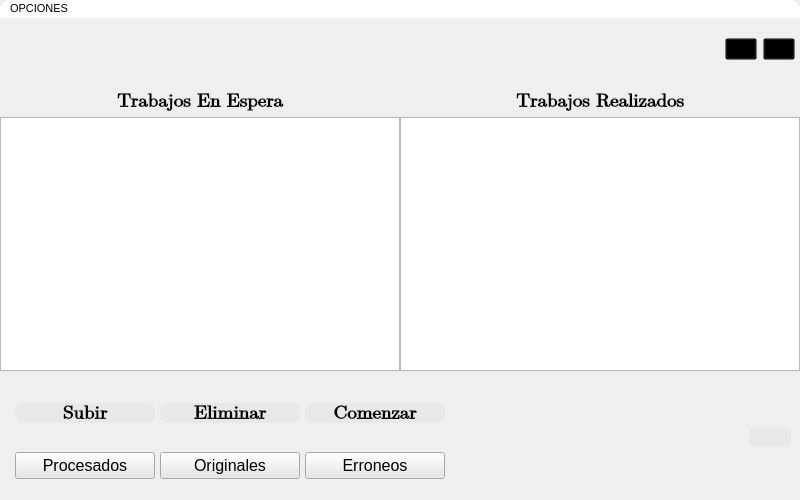
The window that App/Front/V_KWSonora.ui (LAngelVp/ProccessRMPG73) describes before a commit, drawn with Qt 5.
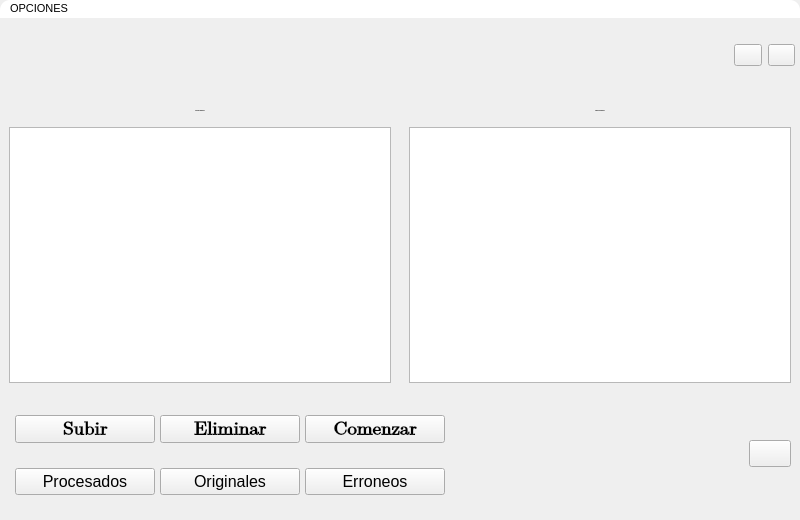
The same window after the commit. Icons and pictures are not drawn.

Diff of the .ui file:
```diff
--- a/App/Front/V_KWSonora.ui
+++ b/App/Front/V_KWSonora.ui
@@ -7,87 +7,72 @@
     <x>0</x>
     <y>0</y>
     <width>800</width>
-    <height>500</height>
+    <height>520</height>
    </rect>
   </property>
   <property name="minimumSize">
    <size>
     <width>800</width>
-    <height>500</height>
+    <height>520</height>
    </size>
   </property>
   <property name="maximumSize">
    <size>
     <width>800</width>
-    <height>500</height>
+    <height>520</height>
    </size>
   </property>
   <property name="windowTitle">
    <string>KENWORTH SONORA</string>
   </property>
   <property name="styleSheet">
-   <string notr="true">[objectName^=&quot;W_&quot;]{
+   <string notr="true">#Kenworth_Sonora{
+min-width: 800px;
+min-height:520px;
+max-width: 800px;
+max-height:520px;
+}
+#WPrincipal{
+background-color: rgb(255, 255, 255);
+}
+[objectName^=&quot;btc_btc&quot;]{
+background-color: transparent;
+border-radius:none;
+width:35px;
+height:35px;
+}
+[objectName^=&quot;btc_btc&quot;]:hover{
+	background-color: rgb(209, 209, 209);
+	color: rgb(0, 0, 0);
+	border-radius:4px;
+}
+[objectName^=&quot;Tabla&quot;]{
 	background-color: rgb(255, 255, 255);
+	border: 1px solid;
 }
-#btnSubir{
-background-color: rgb(232, 232, 232);
-border-radius:8px;
+[objectName^=&quot;txt&quot;]{
+	font-family: Arial;
+	color: rgb(0, 0, 0);
+	font-size: 20px;
 }
-#btnSubir::Hover{
-background-color: rgb(209, 209, 209);
+[objectName^=&quot;btn_btn&quot;]{
+	background-color: rgb(145, 145, 145);
+	border-radius:4px;
+	color: rgb(0, 0, 0);
+	height:35px;
 }
-#btnEliminar{
-background-color: rgb(232, 232, 232);
-border-radius:8px;
-}
-#btnEliminar::Hover{
-background-color: rgb(209, 209, 209);
-}
-#btnComenzar{
-background-color: rgb(232, 232, 232);
-border-radius:8px;
-}
-#btnComenzar::Hover{
-background-color: rgb(209, 209, 209);
-}
-#btn_Procesados{
-background-color: rgb(232, 232, 232);
-}
-#btn_Procesados::hover{
-background-color: rgb(209, 209, 209);
-}
-#btn_Originales{
-background-color: rgb(232, 232, 232);
-}
-#btn_Originales::hover{
-background-color: rgb(209, 209, 209);
-}
-#btn_Errores{
-background-color: rgb(232, 232, 232);
-}
-#btn_Errores::hover{
-background-color: rgb(209, 209, 209);
-}
-#btnAyuda{
-background-color: rgb(232, 232, 232);
-border-radius:5px;
-}
-#btnAyuda::hover{
-background-color: rgb(209, 209, 209);
-}
-#btnMinimizar{
-background-color: transparent;
-}
-#btnCerrar{
-background-color: transparent;
+[objectName^=&quot;btn_btn&quot;]:hover{
+	background-color:  rgb(209, 209, 209);
 }
 #menuBar{
 background-color: rgb(255, 255, 255);
+color: rgb(0, 0, 0);
 border-top-left-radius: 10px;
 border-top-right-radius: 10px;
 }
-
-</string>
+[objectName^=&quot;W_&quot;]{
+	background-color: rgb(255, 255, 255);
+}</string>
   </property>
   <widget class="QWidget" name="W_Principal">
    <property name="minimumSize">
@@ -102,25 +87,196 @@
      <height>500</height>
     </size>
    </property>
+   <layout class="QVBoxLayout" name="verticalLayout">
+    <property name="spacing">
+     <number>0</number>
+    </property>
+    <property name="leftMargin">
+     <number>0</number>
+    </property>
+    <property name="topMargin">
+     <number>0</number>
+    </property>
+    <property name="rightMargin">
+     <number>0</number>
+    </property>
+    <property name="bottomMargin">
+     <number>0</number>
+    </property>
+    <item>
+     <widget class="QWidget" name="W_Cabecera" native="true">
+      <property name="minimumSize">
+       <size>
+        <width>0</width>
+        <height>50</height>
+       </size>
+      </property>
+      <property name="maximumSize">
+       <size>
+        <width>16777215</width>
+        <height>50</height>
+       </size>
+      </property>
+      <layout class="QHBoxLayout" name="horizontalLayout">
+       <property name="spacing">
+        <number>0</number>
+       </property>
+       <property name="leftMargin">
+        <number>15</number>
+       </property>
+       <property name="topMargin">
+        <number>0</number>
+       </property>
+       <property name="rightMargin">
+        <number>0</number>
+       </property>
+       <property name="bottomMargin">
+        <number>0</number>
+       </property>
+       <item>
+        <widget class="QWidget" name="W_Logo" native="true">
+         <property name="minimumSize">
+          <size>
+           <width>200</width>
+           <height>0</height>
+          </size>
+         </property>
+         <property name="maximumSize">
+          <size>
+           <width>200</width>
+           <height>16777215</height>
+          </size>
+         </property>
+         <layout class="QVBoxLayout" name="verticalLayout_2">
+          <property name="spacing">
+           <number>0</number>
+          </property>
+          <property name="leftMargin">
+           <number>0</number>
+          </property>
+          <property name="topMargin">
+           <number>0</number>
+          </property>
+          <property name="rightMargin">
+           <number>0</number>
+          </property>
+          <property name="bottomMargin">
+           <number>0</number>
+          </property>
+          <item>
+           <widget class="QLabel" name="lblLogoKWS">
+            <property name="text">
+             <string/>
+            </property>
+            <property name="pixmap">
+             <pixmap>../Source/Logo_KWSonora.png</pixmap>
+            </property>
+            <property name="scaledContents">
+             <bool>true</bool>
+            </property>
+           </widget>
+          </item>
+         </layout>
+        </widget>
+       </item>
+       <item>
+        <spacer name="horizontalSpacer">
+         <property name="orientation">
+          <enum>Qt::Horizontal</enum>
+         </property>
+         <property name="sizeHint" stdset="0">
+          <size>
+           <width>40</width>
+           <height>20</height>
+          </size>
+         </property>
+        </spacer>
+       </item>
+       <item>
+        <widget class="QWidget" name="W_BotonesSalida" native="true">
+         <property name="minimumSize">
+          <size>
+           <width>75</width>
+           <height>0</height>
+          </size>
+         </property>
+         <property name="maximumSize">
+          <size>
+           <width>75</width>
+           <height>16777215</height>
+          </size>
+         </property>
+         <layout class="QHBoxLayout" name="horizontalLayout_2">
+          <property name="rightMargin">
+           <number>5</number>
+          </property>
+          <item>
+           <widget class="QPushButton" name="btc_btc_Minimizar">
+            <property name="cursor">
+             <cursorShape>PointingHandCursor</cursorShape>
+            </property>
+            <property name="toolTip">
+             <string>Minimizar</string>
+            </property>
+            <property name="text">
+             <string/>
+            </property>
+            <property name="icon">
+             <iconset>
+              <normaloff>../Source/Icon_Minimize.png</normaloff>../Source/Icon_Minimize.png</iconset>
+            </property>
+            <property name="iconSize">
+             <size>
+              <width>30</width>
+              <height>30</height>
+             </size>
+            </property>
+           </widget>
+          </item>
+          <item>
+           <widget class="QPushButton" name="btc_btc_Cerrar">
+            <property name="cursor">
+             <cursorShape>PointingHandCursor</cursorShape>
+            </property>
+            <property name="mouseTracking">
+             <bool>true</bool>
+            </property>
+            <property name="toolTip">
+             <string>Cerrar</string>
+            </property>
+            <property name="text">
+             <string/>
+            </property>
+            <property name="icon">
+             <iconset>
+              <normaloff>../Source/Icon_Close.png</normaloff>../Source/Icon_Close.png</iconset>
+            </property>
+            <property name="iconSize">
+             <size>
+              <width>30</width>
+              <height>30</height>
+             </size>
+            </property>
+           </widget>
+          </item>
+         </layout>
+        </widget>
+       </item>
+      </layout>
+     </widget>
+    </item>
+    <item>
    <widget class="QWidget" name="W_Cuerpo" native="true">
-    <property name="geometry">
-     <rect>
-      <x>0</x>
-      <y>67</y>
-      <width>800</width>
-      <height>280</height>
-     </rect>
-    </property>
     <property name="minimumSize">
      <size>
       <width>0</width>
-      <height>280</height>
+        <height>300</height>
      </size>
     </property>
     <property name="maximumSize">
      <size>
       <width>16777215</width>
-      <height>280</height>
+        <height>300</height>
      </size>
     </property>
     <layout class="QHBoxLayout" name="horizontalLayout_3">
@@ -139,17 +295,89 @@
      <property name="bottomMargin">
       <number>0</number>
      </property>
-    </layout>
-   </widget>
+       <item>
+        <widget class="QWidget" name="W_TablaIzquierda" native="true">
+         <layout class="QVBoxLayout" name="verticalLayout_3">
+          <item>
+           <widget class="QLabel" name="txt_Cola">
+            <property name="minimumSize">
+             <size>
+              <width>0</width>
+              <height>20</height>
+             </size>
+            </property>
+            <property name="maximumSize">
+             <size>
+              <width>16777215</width>
+              <height>20</height>
+             </size>
+            </property>
+            <property name="font">
+             <font>
+              <family>Arial</family>
+              <pointsize>-1</pointsize>
+              <weight>75</weight>
+              <bold>true</bold>
+             </font>
+            </property>
+            <property name="text">
+             <string>Trabajos En Espera</string>
+            </property>
+            <property name="alignment">
+             <set>Qt::AlignCenter</set>
+            </property>
+           </widget>
+          </item>
+          <item>
+           <widget class="QTableWidget" name="Tabla_Cola"/>
+          </item>
+         </layout>
+        </widget>
+       </item>
+       <item>
+        <widget class="QWidget" name="W_TablaDerecha" native="true">
+         <layout class="QVBoxLayout" name="verticalLayout_4">
+          <item>
+           <widget class="QLabel" name="txt_Procesado">
+            <property name="minimumSize">
+             <size>
+              <width>0</width>
+              <height>20</height>
+             </size>
+            </property>
+            <property name="maximumSize">
+             <size>
+              <width>16777215</width>
+              <height>20</height>
+             </size>
+            </property>
+            <property name="font">
+             <font>
+              <family>Arial</family>
+              <pointsize>-1</pointsize>
+              <weight>75</weight>
+              <bold>true</bold>
+             </font>
+            </property>
+            <property name="text">
+             <string>Trabajos Realizados</string>
+            </property>
+            <property name="alignment">
+             <set>Qt::AlignCenter</set>
+            </property>
+           </widget>
+          </item>
+          <item>
+           <widget class="QTableWidget" name="Tabla_Procesado"/>
+          </item>
+         </layout>
+        </widget>
+       </item>
+      </layout>
+     </widget>
+    </item>
+    <item>
    <widget class="QWidget" name="W_Pie" native="true">
-    <property name="geometry">
-     <rect>
-      <x>0</x>
-      <y>370</y>
-      <width>800</width>
-      <height>100</height>
-     </rect>
-    </property>
     <property name="minimumSize">
      <size>
       <width>0</width>
@@ -540,263 +768,8 @@
      </item>
     </layout>
    </widget>
-   <widget class="QWidget" name="W_Cabecera" native="true">
-    <property name="geometry">
-     <rect>
-      <x>0</x>
-      <y>0</y>
-      <width>800</width>
-      <height>50</height>
-     </rect>
-    </property>
-    <property name="minimumSize">
-     <size>
-      <width>0</width>
-      <height>50</height>
-     </size>
-    </property>
-    <property name="maximumSize">
-     <size>
-      <width>16777215</width>
-      <height>50</height>
-     </size>
-    </property>
-    <layout class="QHBoxLayout" name="horizontalLayout">
-     <property name="spacing">
-      <number>0</number>
-     </property>
-     <property name="leftMargin">
-      <number>5</number>
-     </property>
-     <property name="topMargin">
-      <number>0</number>
-     </property>
-     <property name="rightMargin">
-      <number>0</number>
-     </property>
-     <property name="bottomMargin">
-      <number>0</number>
-     </property>
-     <item>
-      <widget class="QWidget" name="W_Logo" native="true">
-       <property name="minimumSize">
-        <size>
-         <width>200</width>
-         <height>0</height>
-        </size>
-       </property>
-       <property name="maximumSize">
-        <size>
-         <width>200</width>
-         <height>16777215</height>
-        </size>
-       </property>
-       <layout class="QVBoxLayout" name="verticalLayout_2">
-        <property name="spacing">
-         <number>0</number>
-        </property>
-        <property name="leftMargin">
-         <number>0</number>
-        </property>
-        <property name="topMargin">
-         <number>0</number>
-        </property>
-        <property name="rightMargin">
-         <number>0</number>
-        </property>
-        <property name="bottomMargin">
-         <number>0</number>
-        </property>
-       </layout>
-      </widget>
-     </item>
-    </layout>
-   </widget>
-   <widget class="QLabel" name="lblLogoKWS">
-    <property name="geometry">
-     <rect>
-      <x>5</x>
-      <y>6</y>
-      <width>200</width>
-      <height>50</height>
-     </rect>
-    </property>
-    <property name="text">
-     <string/>
-    </property>
-    <property name="pixmap">
-     <pixmap>../Source/Logo_KWSonora.png</pixmap>
-    </property>
-    <property name="scaledContents">
-     <bool>true</bool>
-    </property>
-   </widget>
-   <widget class="QWidget" name="W_BotonesSalida" native="true">
-    <property name="geometry">
-     <rect>
-      <x>725</x>
-      <y>6</y>
-      <width>75</width>
-      <height>50</height>
-     </rect>
-    </property>
-    <property name="minimumSize">
-     <size>
-      <width>75</width>
-      <height>0</height>
-     </size>
-    </property>
-    <property name="maximumSize">
-     <size>
-      <width>75</width>
-      <height>16777215</height>
-     </size>
-    </property>
-    <layout class="QHBoxLayout" name="horizontalLayout_2">
-     <property name="rightMargin">
-      <number>5</number>
-     </property>
-     <item>
-      <widget class="QPushButton" name="btnMinimizar">
-       <property name="cursor">
-        <cursorShape>PointingHandCursor</cursorShape>
-       </property>
-       <property name="toolTip">
-        <string>Minimizar</string>
-       </property>
-       <property name="text">
-        <string/>
-       </property>
-       <property name="icon">
-        <iconset>
-         <normaloff>../Source/Icon_Minimize.png</normaloff>../Source/Icon_Minimize.png</iconset>
-       </property>
-       <property name="iconSize">
-        <size>
-         <width>30</width>
-         <height>30</height>
-        </size>
-       </property>
-      </widget>
-     </item>
-     <item>
-      <widget class="QPushButton" name="btnCerrar">
-       <property name="cursor">
-        <cursorShape>PointingHandCursor</cursorShape>
-       </property>
-       <property name="mouseTracking">
-        <bool>false</bool>
-       </property>
-       <property name="toolTip">
-        <string>Cerrar</string>
-       </property>
-       <property name="text">
-        <string/>
-       </property>
-       <property name="icon">
-        <iconset>
-         <normaloff>../Source/Icon_Close.png</normaloff>../Source/Icon_Close.png</iconset>
-       </property>
-       <property name="iconSize">
-        <size>
-         <width>30</width>
-         <height>30</height>
-        </size>
-       </property>
-      </widget>
-     </item>
-    </layout>
-   </widget>
-   <widget class="QWidget" name="W_TablaIzquierda" native="true">
-    <property name="geometry">
-     <rect>
-      <x>0</x>
-      <y>73</y>
-      <width>400</width>
-      <height>280</height>
-     </rect>
-    </property>
-    <layout class="QVBoxLayout" name="verticalLayout_3">
-     <item>
-      <widget class="QLabel" name="lblTextoEnCola">
-       <property name="minimumSize">
-        <size>
-         <width>0</width>
-         <height>20</height>
-        </size>
-       </property>
-       <property name="maximumSize">
-        <size>
-         <width>16777215</width>
-         <height>20</height>
-        </size>
-       </property>
-       <property name="font">
-        <font>
-         <family>Cambria Math</family>
-         <pointsize>14</pointsize>
-         <weight>75</weight>
-         <bold>true</bold>
-        </font>
-       </property>
-       <property name="text">
-        <string>Trabajos En Espera</string>
-       </property>
-       <property name="alignment">
-        <set>Qt::AlignCenter</set>
-       </property>
-      </widget>
-     </item>
-     <item>
-      <widget class="QTableWidget" name="TWCola"/>
-     </item>
-    </layout>
-   </widget>
-   <widget class="QWidget" name="W_TablaDerecha" native="true">
-    <property name="geometry">
-     <rect>
-      <x>400</x>
-      <y>73</y>
-      <width>400</width>
-      <height>280</height>
-     </rect>
-    </property>
-    <layout class="QVBoxLayout" name="verticalLayout_4">
-     <item>
-      <widget class="QLabel" name="lblTextoProcesado">
-       <property name="minimumSize">
-        <size>
-         <width>0</width>
-         <height>20</height>
-        </size>
-       </property>
-       <property name="maximumSize">
-        <size>
-         <width>16777215</width>
-         <height>20</height>
-        </size>
-       </property>
-       <property name="font">
-        <font>
-         <family>Cambria Math</family>
-         <pointsize>14</pointsize>
-         <weight>75</weight>
-         <bold>true</bold>
-        </font>
-       </property>
-       <property name="text">
-        <string>Trabajos Realizados</string>
-       </property>
-       <property name="alignment">
-        <set>Qt::AlignCenter</set>
-       </property>
-      </widget>
-     </item>
-     <item>
-      <widget class="QTableWidget" name="TWProcesado"/>
-     </item>
-    </layout>
-   </widget>
+    </item>
+   </layout>
   </widget>
   <widget class="QMenuBar" name="menuBar">
    <property name="geometry">
```
Left out of the diff: 16 changed lines with no effect on the pictures. Lines whose indentation alone changed are shown as unchanged.
